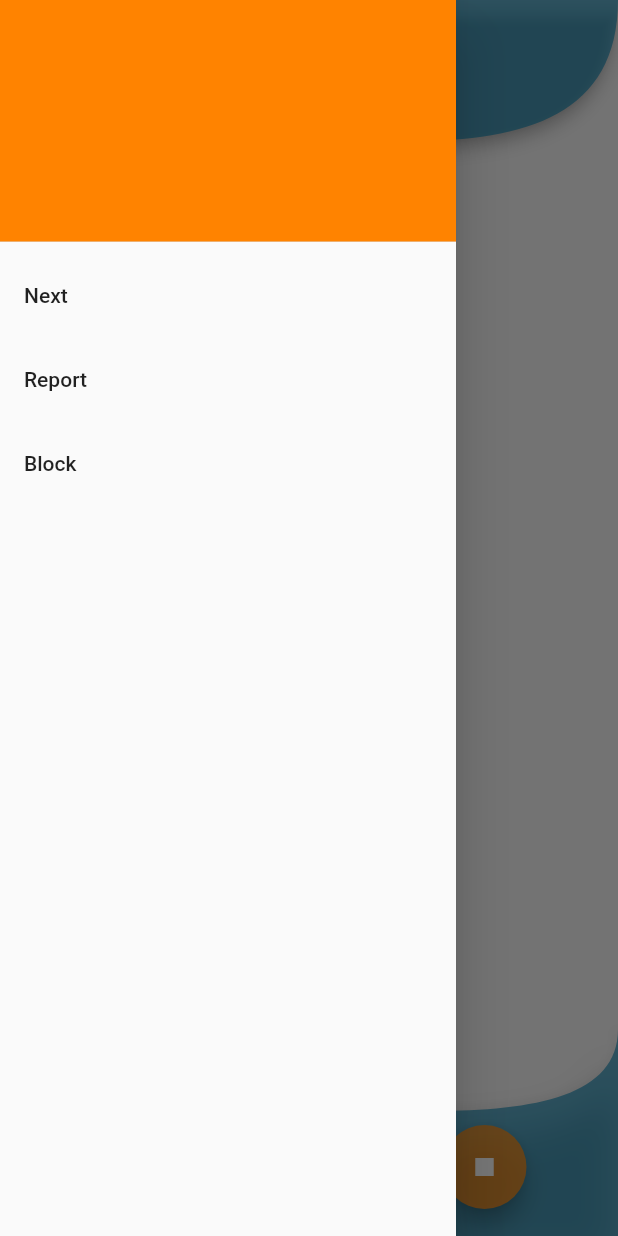
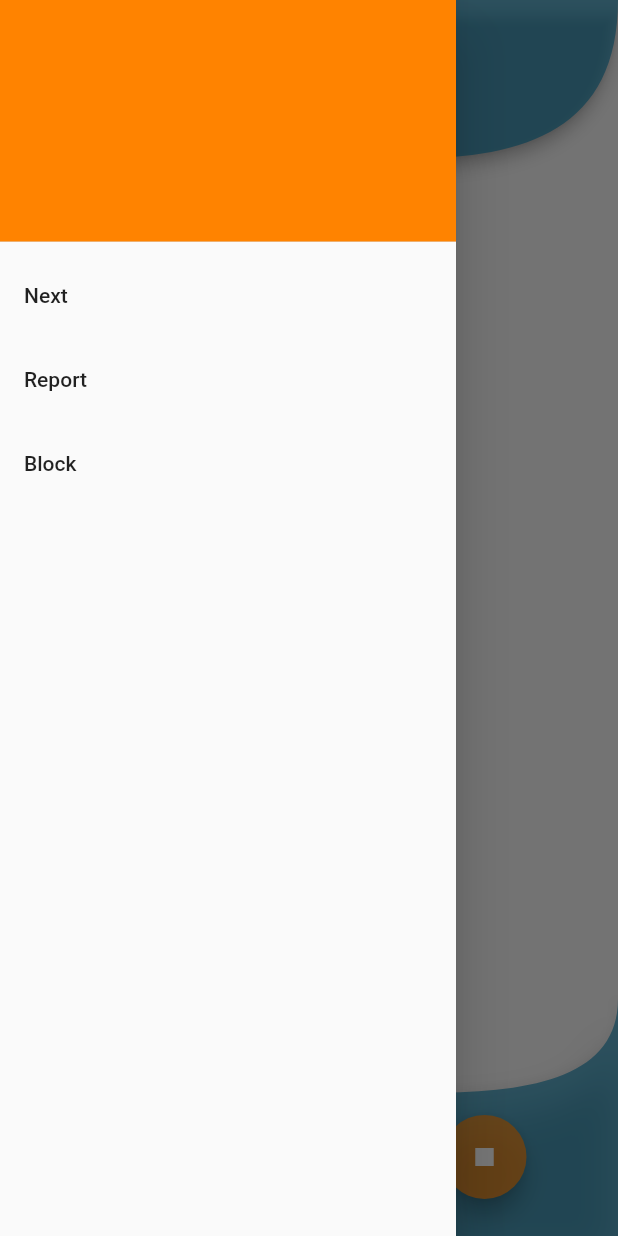
Before and after one commit to jdarangop/franle_app, a Flutter app: the screen it shows after launch, with the side drawer open, on a phone screen of 412 x 824 dp. Run offline on Flutter 3.47's test engine with Material 2 defaults, Android fonts, the phone set to English and light mode, and no system bars; our stand-ins replace flutter_tts, google_fonts; missing offline and left inert: speech_recognition; network calls fail; Roboto replaces fonts that are missing (Norican).

Commit message:
Add the app responsive

```diff
--- a/lib/chat/chatfranle.dart
+++ b/lib/chat/chatfranle.dart
@@ -8,6 +8,7 @@ import './bubble.dart';
 class ChatFran extends StatefulWidget {
   final WebSocketChannel channel =
   IOWebSocketChannel.connect('ws://34.74.231.8');
+
 
   @override
   _ChatFranState createState() => _ChatFranState(channel: channel);
@@ -64,10 +65,13 @@ class _ChatFranState extends State<ChatFran> {
 
   @override
   Widget build(BuildContext context) {
+    final height = MediaQuery.of(context).size.height;
+
     return Scaffold(
       appBar:
         PreferredSize(
-        preferredSize: Size.fromHeight(110),
+        //preferredSize: Size.fromHeight(110),
+        preferredSize: Size.fromHeight(height * 0.15),
         child: AppBar(
           bottomOpacity: 1,
           centerTitle: true,
@@ -108,7 +112,8 @@ class _ChatFranState extends State<ChatFran> {
       ),
       body:
         Padding(
-          padding: EdgeInsets.all(16.0),
+          //padding: EdgeInsets.all(16.0),
+          padding: EdgeInsets.all(height*0.02),
           child: Container(
       child: Column(
           crossAxisAlignment: CrossAxisAlignment.stretch,
@@ -121,12 +126,14 @@ class _ChatFranState extends State<ChatFran> {
       ),//WebSocketChat(),
         ),
       bottomNavigationBar: PreferredSize(
-        preferredSize: Size.fromHeight(100),
+        //preferredSize: Size.fromHeight(100),
+        preferredSize: Size.fromHeight(height * 0.14),
         child: BottomAppBar(
           color: Color.fromRGBO(0, 131, 179, 0.6),
           //color: Color.fromRGBO(255, 131, 0, 0.8),
           child: Padding(
-            padding: const EdgeInsets.all(23.0),
+            //padding: const EdgeInsets.all(23.0),
+            padding: EdgeInsets.all(height * 0.032),
           ),
           shape: AutomaticNotchedShape(CubicBezierShapeBorderBottom(),), // CircleBorder(),),
         ),
--- a/lib/main.dart
+++ b/lib/main.dart
@@ -1,16 +1,22 @@
-
 import 'package:flutter/material.dart';
 import 'package:franle_app/chat/chatfranle.dart';
 import 'package:franle_app/web_socket/websocket.dart';
 import './chat/franlechat.dart';
 
+void main() => runApp(MyApp());
 
-void main() => runApp(MyApp());
+// This opction it's for debuggin the responsive
+/*void main() => runApp(
+  DevicePreview(
+    builder: (context) => MyApp(),
+  ),
+);*/
 
 class MyApp extends StatelessWidget {
   @override
   Widget build(BuildContext context) {
     return MaterialApp(
+      //builder: DevicePreview.appBuilder,
       home: ChatFran(), // ChatFranle(), WebSocketChat(),
     );
   }
```
Also changed, not shown: lib/chat/bubble.dart (+7 -4 lines).
